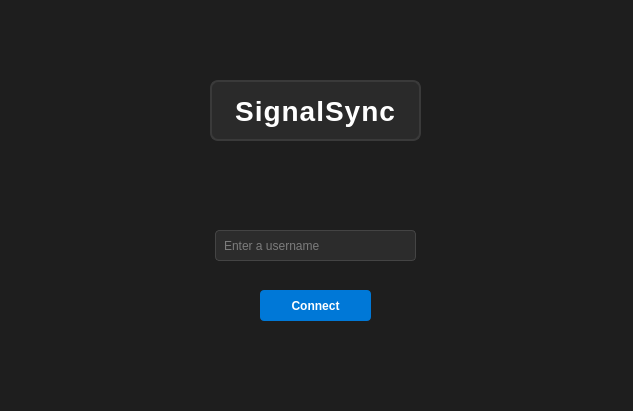
The window that ChatAppClient/ChatAppClient.ui (pahuljotmatharoo/SignalSync-client) describes before a commit, drawn with Qt 5.
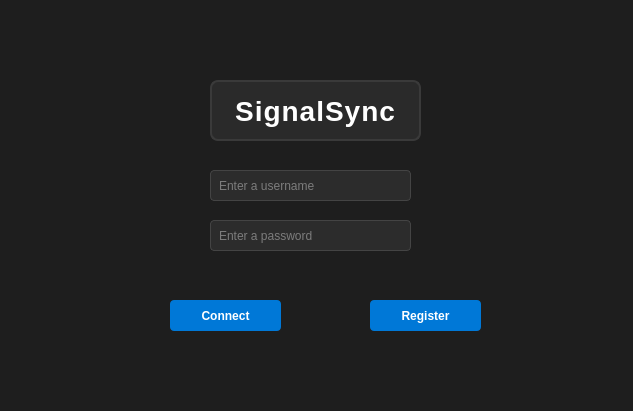
The same window after the commit.

The edit to the form file:
```diff
--- a/ChatAppClient/ChatAppClient.ui
+++ b/ChatAppClient/ChatAppClient.ui
@@ -21,8 +21,8 @@
    <widget class="QPushButton" name="pushButton">
     <property name="geometry">
      <rect>
-      <x>260</x>
-      <y>290</y>
+      <x>170</x>
+      <y>300</y>
       <width>111</width>
       <height>31</height>
      </rect>
@@ -50,8 +50,8 @@
    <widget class="QLineEdit" name="lineEdit">
     <property name="geometry">
      <rect>
-      <x>215</x>
-      <y>230</y>
+      <x>210</x>
+      <y>170</y>
       <width>201</width>
       <height>31</height>
      </rect>
@@ -101,6 +101,59 @@
      <set>Qt::AlignmentFlag::AlignCenter</set>
     </property>
    </widget>
+   <widget class="QLineEdit" name="lineEdit_2">
+    <property name="geometry">
+     <rect>
+      <x>210</x>
+      <y>220</y>
+      <width>201</width>
+      <height>31</height>
+     </rect>
+    </property>
+    <property name="styleSheet">
+     <string notr="true">padding: 6px;
+    border: 1px solid #444;
+    border-radius: 4px;
+    background-color: #2c2c2c;
+    color: #ccc;
+    selection-background-color: #0078d7;</string>
+    </property>
+    <property name="text">
+     <string/>
+    </property>
+    <property name="placeholderText">
+     <string>Enter a password</string>
+    </property>
+   </widget>
+   <widget class="QPushButton" name="pushButton_2">
+    <property name="geometry">
+     <rect>
+      <x>370</x>
+      <y>300</y>
+      <width>111</width>
+      <height>31</height>
+     </rect>
+    </property>
+    <property name="styleSheet">
+     <string notr="true">QPushButton {
+    background-color: #0078d7;
+    border: none;
+    padding: 8px 16px;
+    color: white;
+    font-weight: bold;
+    border-radius: 4px;
+}
+QPushButton:hover {
+    background-color: #2892ff;
+}
+QPushButton:pressed {
+    background-color: #005fa3;
+}</string>
+    </property>
+    <property name="text">
+     <string>Register</string>
+    </property>
+   </widget>
   </widget>
  </widget>
  <layoutdefault spacing="6" margin="11"/>
```
